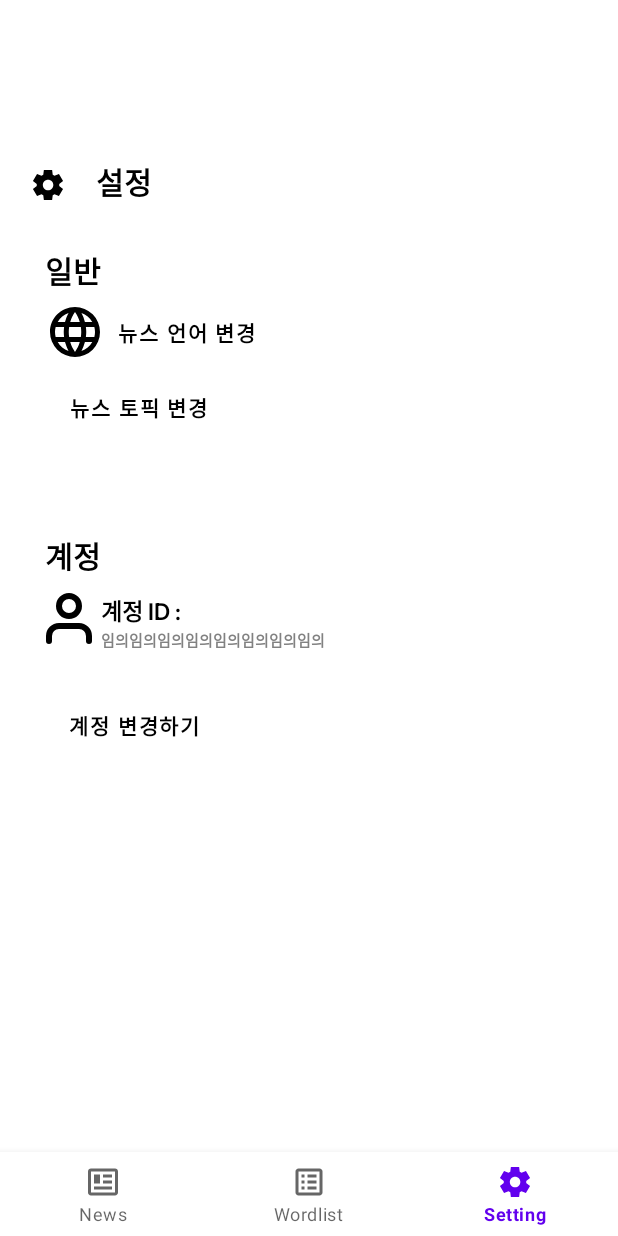
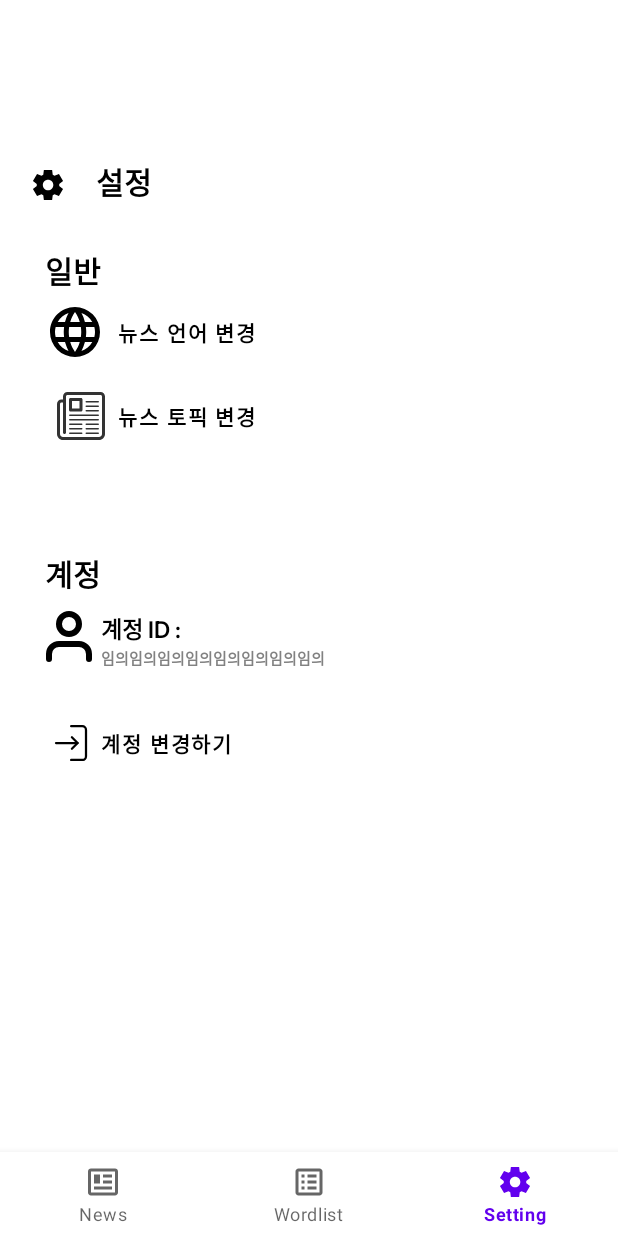
Before and after one commit to MoPrgrm/Front-, an Android app: the SettingFragment screen opened through its navigation route, on a phone screen of 412 x 824 dp. Run offline under Robolectric (Android 15) with nearby library versions, the phone set to English and light mode, and no system bars; our stand-ins replace navigation-ui; 2 statements that could not run were skipped.

Commit message:
#feat : add setting page icons
나머지 아이콘까지 추가했습니다. 무료 아이콘을 써서 다소 괴리감이 있을 수 있을 것 같습니다. 추가로 해당 페이지에 레이아웃을 손 봐야 할 것 같습니다.

```diff
--- /dev/null
+++ b/app/src/main/res/drawable/ic_account_change.xml
@@ -0,0 +1,27 @@
+<vector xmlns:android="http://schemas.android.com/apk/res/android"
+    android:width="24dp"
+    android:height="24dp"
+    android:viewportWidth="24"
+    android:viewportHeight="24">
+  <path
+      android:pathData="M2,12L16.4,12"
+      android:strokeLineJoin="round"
+      android:strokeWidth="1.5"
+      android:fillColor="#00000000"
+      android:strokeColor="#000000"
+      android:strokeLineCap="round"/>
+  <path
+      android:pathData="M12.1,0.8h7.4c1.4,0 2.5,1.1 2.5,2.5v17.5c0,1.4 -1.1,2.5 -2.5,2.5h-7.4"
+      android:strokeLineJoin="round"
+      android:strokeWidth="1.5"
+      android:fillColor="#00000000"
+      android:strokeColor="#000000"
+      android:strokeLineCap="round"/>
+  <path
+      android:pathData="M12.6,15.8l3.8,-3.8l-3.8,-3.8"
+      android:strokeLineJoin="round"
+      android:strokeWidth="1.5"
+      android:fillColor="#00000000"
+      android:strokeColor="#000000"
+      android:strokeLineCap="round"/>
+</vector>
--- /dev/null
+++ b/app/src/main/res/drawable/ic_news_topic.xml
@@ -0,0 +1,58 @@
+<vector xmlns:android="http://schemas.android.com/apk/res/android"
+    android:width="32dp"
+    android:height="32dp"
+    android:viewportWidth="32"
+    android:viewportHeight="32">
+  <path
+      android:pathData="M29,0H7C5.343,0 4,1.342 4,3v2H3C1.343,5 0,6.342 0,8v20c0,2.209 1.791,4 4,4h24c2.209,0 4,-1.791 4,-4V3C32,1.342 30.656,0 29,0zM30,28c0,1.102 -0.898,2 -2,2H4c-1.103,0 -2,-0.898 -2,-2V8c0,-0.552 0.448,-1 1,-1h1v20c0,0.553 0.447,1 1,1s1,-0.447 1,-1V3c0,-0.552 0.448,-1 1,-1h22c0.551,0 1,0.448 1,1V28z"
+      android:fillColor="#333333"
+      android:fillType="evenOdd"/>
+  <path
+      android:pathData="M19.498,13.005h8c0.277,0 0.5,-0.224 0.5,-0.5s-0.223,-0.5 -0.5,-0.5h-8c-0.275,0 -0.5,0.224 -0.5,0.5S19.223,13.005 19.498,13.005z"
+      android:fillColor="#333333"
+      android:fillType="evenOdd"/>
+  <path
+      android:pathData="M19.498,10.005h8c0.277,0 0.5,-0.224 0.5,-0.5s-0.223,-0.5 -0.5,-0.5h-8c-0.275,0 -0.5,0.224 -0.5,0.5S19.223,10.005 19.498,10.005z"
+      android:fillColor="#333333"
+      android:fillType="evenOdd"/>
+  <path
+      android:pathData="M19.498,7.005h8c0.277,0 0.5,-0.224 0.5,-0.5s-0.223,-0.5 -0.5,-0.5h-8c-0.275,0 -0.5,0.224 -0.5,0.5S19.223,7.005 19.498,7.005z"
+      android:fillColor="#333333"
+      android:fillType="evenOdd"/>
+  <path
+      android:pathData="M16.5,27.004h-8c-0.276,0 -0.5,0.225 -0.5,0.5c0,0.277 0.224,0.5 0.5,0.5h8c0.275,0 0.5,-0.223 0.5,-0.5C17,27.229 16.776,27.004 16.5,27.004z"
+      android:fillColor="#333333"
+      android:fillType="evenOdd"/>
+  <path
+      android:pathData="M16.5,24.004h-8c-0.276,0 -0.5,0.225 -0.5,0.5c0,0.277 0.224,0.5 0.5,0.5h8c0.275,0 0.5,-0.223 0.5,-0.5C17,24.229 16.776,24.004 16.5,24.004z"
+      android:fillColor="#333333"
+      android:fillType="evenOdd"/>
+  <path
+      android:pathData="M16.5,21.004h-8c-0.276,0 -0.5,0.225 -0.5,0.5c0,0.277 0.224,0.5 0.5,0.5h8c0.275,0 0.5,-0.223 0.5,-0.5C17,21.229 16.776,21.004 16.5,21.004z"
+      android:fillColor="#333333"
+      android:fillType="evenOdd"/>
+  <path
+      android:pathData="M27.5,27.004h-8c-0.277,0 -0.5,0.225 -0.5,0.5c0,0.277 0.223,0.5 0.5,0.5h8c0.275,0 0.5,-0.223 0.5,-0.5C28,27.229 27.775,27.004 27.5,27.004z"
+      android:fillColor="#333333"
+      android:fillType="evenOdd"/>
+  <path
+      android:pathData="M27.5,24.004h-8c-0.277,0 -0.5,0.225 -0.5,0.5c0,0.277 0.223,0.5 0.5,0.5h8c0.275,0 0.5,-0.223 0.5,-0.5C28,24.229 27.775,24.004 27.5,24.004z"
+      android:fillColor="#333333"
+      android:fillType="evenOdd"/>
+  <path
+      android:pathData="M27.5,21.004h-8c-0.277,0 -0.5,0.225 -0.5,0.5c0,0.277 0.223,0.5 0.5,0.5h8c0.275,0 0.5,-0.223 0.5,-0.5C28,21.229 27.775,21.004 27.5,21.004z"
+      android:fillColor="#333333"
+      android:fillType="evenOdd"/>
+  <path
+      android:pathData="M27.5,15.004h-19c-0.276,0 -0.5,0.224 -0.5,0.5s0.224,0.5 0.5,0.5h19c0.275,0 0.5,-0.224 0.5,-0.5S27.775,15.004 27.5,15.004z"
+      android:fillColor="#333333"
+      android:fillType="evenOdd"/>
+  <path
+      android:pathData="M27.5,18.004h-19c-0.276,0 -0.5,0.225 -0.5,0.5c0,0.277 0.224,0.5 0.5,0.5h19c0.275,0 0.5,-0.223 0.5,-0.5C28,18.229 27.775,18.004 27.5,18.004z"
+      android:fillColor="#333333"
+      android:fillType="evenOdd"/>
+  <path
+      android:pathData="M9,13h7c0.553,0 1,-0.447 1,-1V5.004c0,-0.553 -0.447,-1 -1,-1H9c-0.553,0 -1,0.447 -1,1V12C8,12.552 8.447,13 9,13zM10,6h5v5h-5V6z"
+      android:fillColor="#333333"
+      android:fillType="evenOdd"/>
+</vector>
--- a/app/src/main/res/layout/fragment_setting.xml
+++ b/app/src/main/res/layout/fragment_setting.xml
@@ -60,7 +60,6 @@
         app:layout_constraintTop_toBottomOf="@id/txt_original"
         app:layout_constraintLeft_toLeftOf="@id/txt_original"
         android:drawableLeft="@drawable/web"
-        android:drawablePadding="10000dp"
         android:fontFamily="@font/inter_semibold"
         android:padding="0dp"
         android:text="뉴스 언어 변경"
@@ -73,7 +72,9 @@
         android:background="#00FFFFFF"
         android:fontFamily="@font/inter_semibold"
         app:layout_constraintTop_toBottomOf="@id/news_language_change"
+        android:drawableLeft="@drawable/ic_news_topic"
         app:layout_constraintLeft_toLeftOf="@id/news_language_change"
+        android:padding="8dp"
         android:text="뉴스 토픽 변경"
         android:textColor="@color/black" />
 
@@ -137,6 +138,8 @@
         android:fontFamily="@font/inter_semibold"
         app:layout_constraintTop_toBottomOf="@id/ic_account_id"
         app:layout_constraintLeft_toLeftOf="@id/ic_account_id"
+        android:drawableLeft="@drawable/ic_account_change"
+        android:padding="5dp"
         android:layout_marginTop="30dp"
         android:text="계정 변경하기"
         android:textColor="@color/black" />
```
